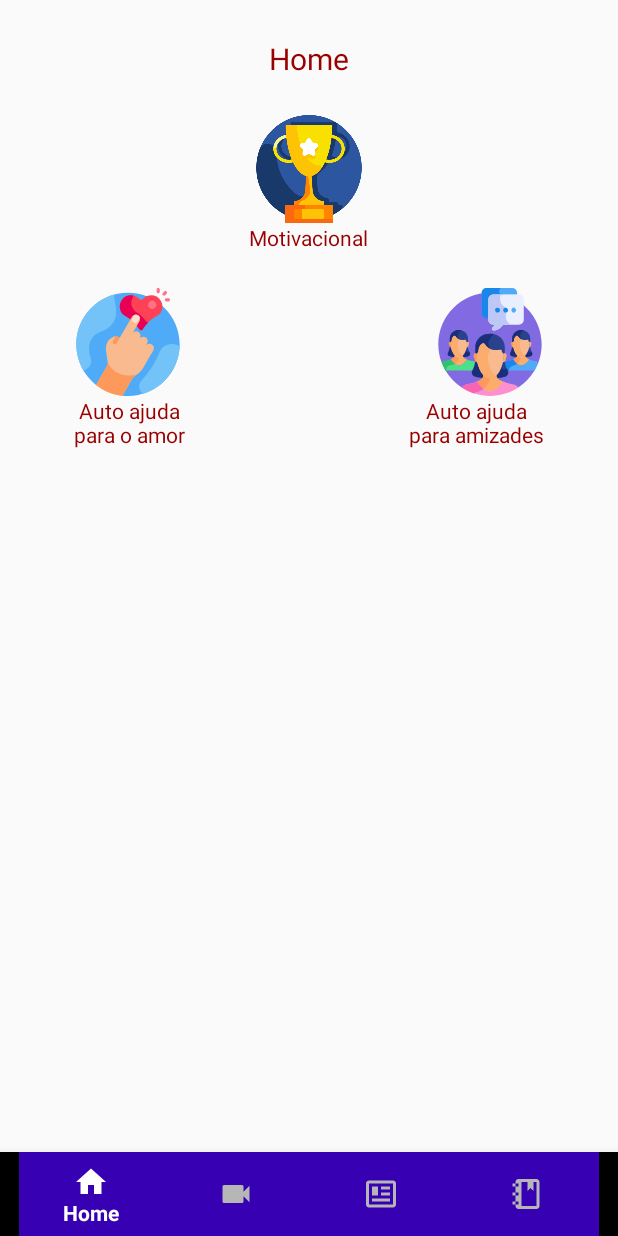
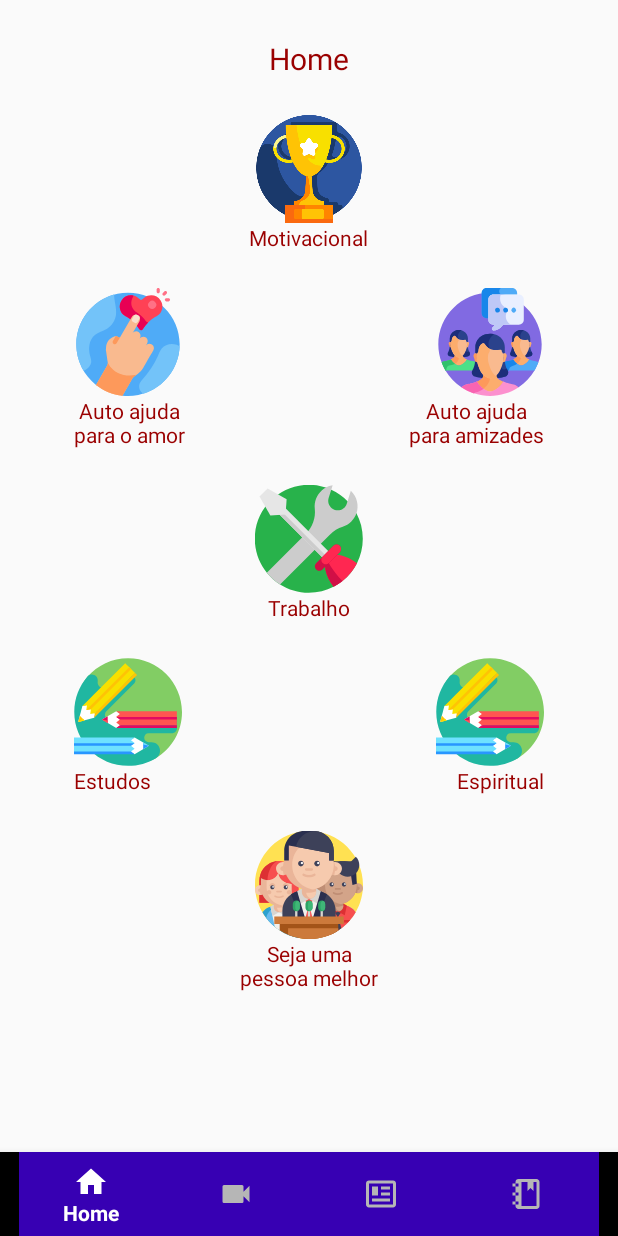
Before and after one commit to AlanAlvesSantos/AutoAjudaAndroid, an Android app: the screen it shows after launch (HomeActivity), on a phone screen of 412 x 824 dp. Run offline under Robolectric (Android 15) with nearby library versions, the phone set to English and light mode, and no system bars.

Commit message:
nem menu options added

```diff
--- a/app/src/main/res/layout/fragment_home.xml
+++ b/app/src/main/res/layout/fragment_home.xml
@@ -39,9 +39,6 @@
             android:layout_centerHorizontal="true"
             android:textColor="@color/red1"
             android:text="@string/motivacional" />
-
-
-
 
 
         <!-- LINHA 2 -->
@@ -86,14 +83,88 @@
             android:text="@string/auto_ajuda_para_amizades" />
 
 
+        <!-- LINHA 3 -->
 
-        <!-- LINHA 3 -->
+        <ImageView
+            android:id="@+id/imgTrabalho"
+            android:layout_width="72dp"
+            android:layout_height="72dp"
+            android:layout_marginTop="24dp"
+            android:src="@drawable/ic_trabalho"
+            android:layout_centerHorizontal="true"
+            android:layout_below="@+id/txtAmizade"/>
+        <TextView
+            android:id="@+id/txtTrabalho"
+            android:layout_width="wrap_content"
+            android:layout_height="wrap_content"
+            android:layout_below="@+id/imgTrabalho"
+            android:layout_centerHorizontal="true"
+            android:textColor="@color/red1"
+            android:text="@string/trabalho" />
 
 
         <!-- LINHA 4 -->
 
+        <ImageView
+            android:id="@+id/imgEstudos"
+            android:layout_width="72dp"
+            android:layout_height="72dp"
+            android:layout_marginTop="24dp"
+            android:layout_marginStart="24dp"
+            android:src="@drawable/ic_estudos"
+            android:layout_below="@+id/txtTrabalho"/>
+        <TextView
+            android:id="@+id/txtEstudos"
+            android:layout_width="wrap_content"
+            android:layout_height="wrap_content"
+            android:layout_below="@+id/imgEstudos"
+            android:gravity="center_horizontal"
+            android:layout_marginStart="24dp"
+            android:textColor="@color/red1"
+            android:text="@string/estudos" />
+
+
+
+        <ImageView
+            android:id="@+id/imgEspiritual"
+            android:layout_width="72dp"
+            android:layout_height="72dp"
+            android:layout_marginTop="24dp"
+            android:layout_marginEnd="24dp"
+            android:layout_alignParentEnd="true"
+            android:src="@drawable/ic_estudos"
+            android:layout_below="@+id/txtTrabalho"/>
+        <TextView
+            android:id="@+id/txtEspiritual"
+            android:layout_width="wrap_content"
+            android:layout_height="wrap_content"
+            android:layout_below="@+id/imgEspiritual"
+            android:gravity="center_horizontal"
+            android:layout_marginEnd="24dp"
+            android:layout_alignParentEnd="true"
+            android:textColor="@color/red1"
+            android:text="@string/espiritual" />
+
 
         <!-- LINHA 5 -->
+
+        <ImageView
+            android:id="@+id/imgPessoaMelhor"
+            android:layout_width="72dp"
+            android:layout_height="72dp"
+            android:layout_marginTop="24dp"
+            android:src="@drawable/ic_pessoa_melhor"
+            android:layout_centerHorizontal="true"
+            android:layout_below="@+id/txtEspiritual"/>
+        <TextView
+            android:id="@+id/txtPessoaMelhor"
+            android:layout_width="wrap_content"
+            android:layout_height="wrap_content"
+            android:layout_below="@+id/imgPessoaMelhor"
+            android:layout_centerHorizontal="true"
+            android:textColor="@color/red1"
+            android:gravity="center_horizontal"
+            android:text="@string/seja_uma_pessoa_melhor" />
 
     </RelativeLayout>
 
--- a/app/src/main/res/values/strings.xml
+++ b/app/src/main/res/values/strings.xml
@@ -15,4 +15,8 @@
     <string name="motivacional">Motivacional</string>
     <string name="auto_ajuda_para_amor">Auto ajuda\npara o amor</string>
     <string name="auto_ajuda_para_amizades">Auto ajuda\npara amizades</string>
+    <string name="trabalho">Trabalho</string>
+    <string name="estudos">Estudos</string>
+    <string name="espiritual">Espiritual</string>
+    <string name="seja_uma_pessoa_melhor">Seja uma\npessoa melhor</string>
 </resources>
```
